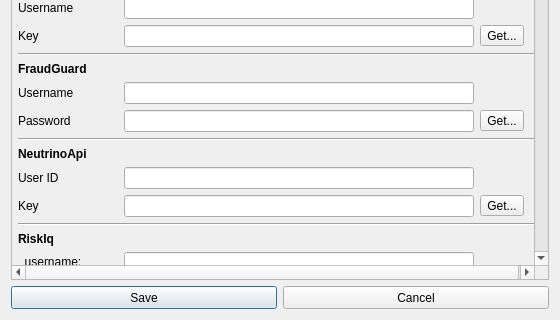
3nock/OTE, file gui/src/Dialogs/ApiKeysDialog.ui: the form before one commit; both pictures show x 0 to 560 and y 230 to 550 of the 560 by 550 pixel window.
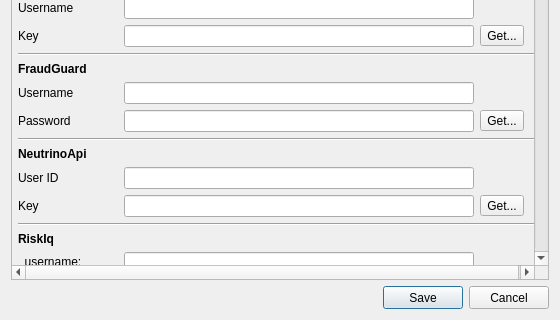
The form after the commit.

What changed in the file:
```diff
--- a/gui/src/Dialogs/ApiKeysDialog.ui
+++ b/gui/src/Dialogs/ApiKeysDialog.ui
@@ -4563,11 +4563,24 @@
    </item>
    <item>
     <layout class="QHBoxLayout" name="horizontalLayout_14">
+     <item>
+      <spacer name="horizontalSpacer_67">
+       <property name="orientation">
+        <enum>Qt::Horizontal</enum>
+       </property>
+       <property name="sizeHint" stdset="0">
+        <size>
+         <width>40</width>
+         <height>20</height>
+        </size>
+       </property>
+      </spacer>
+     </item>
      <item>
       <widget class="QPushButton" name="buttonSave">
        <property name="minimumSize">
         <size>
-         <width>0</width>
+         <width>75</width>
          <height>23</height>
         </size>
        </property>
@@ -4589,7 +4602,7 @@
       <widget class="QPushButton" name="buttonCancel">
        <property name="minimumSize">
         <size>
-         <width>0</width>
+         <width>75</width>
          <height>23</height>
         </size>
        </property>
```
Left out of the diff: 2 changed lines with no effect on the pictures.
